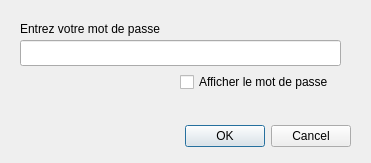
Gawdamn/chiffrement_AES, file UI/passworddialog.ui: the form before one commit.
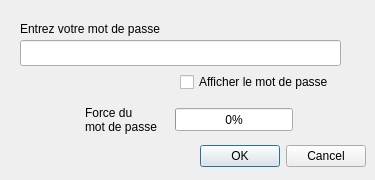
The form after the commit.

Commit message: Implémentation d'une évaluation de la force des mot de passe + quelques petits ajustement finaux sur l'interface graphique et dans le code

```diff
--- a/UI/passworddialog.ui
+++ b/UI/passworddialog.ui
@@ -6,8 +6,8 @@
    <rect>
     <x>0</x>
     <y>0</y>
-    <width>371</width>
-    <height>163</height>
+    <width>375</width>
+    <height>180</height>
    </rect>
   </property>
   <property name="windowTitle">
@@ -16,8 +16,8 @@
   <widget class="QDialogButtonBox" name="buttonBox">
    <property name="geometry">
     <rect>
-     <x>10</x>
-     <y>120</y>
+     <x>25</x>
+     <y>140</y>
      <width>341</width>
      <height>32</height>
     </rect>
@@ -68,6 +68,33 @@
     <string>Afficher le mot de passe</string>
    </property>
   </widget>
+  <widget class="QLabel" name="strengthLabel">
+   <property name="geometry">
+    <rect>
+     <x>85</x>
+     <y>95</y>
+     <width>90</width>
+     <height>50</height>
+    </rect>
+   </property>
+   <property name="text">
+    <string>Force du
+mot de passe</string>
+   </property>
+  </widget>
+  <widget class="QProgressBar" name="strengthProgressBar">
+   <property name="geometry">
+    <rect>
+     <x>175</x>
+     <y>108</y>
+     <width>118</width>
+     <height>23</height>
+    </rect>
+   </property>
+   <property name="value">
+    <number>0</number>
+   </property>
+  </widget>
  </widget>
  <resources/>
  <connections>
```
Left out of the diff: 8 changed lines with no effect on the pictures. The commit also changes 9 other files.
